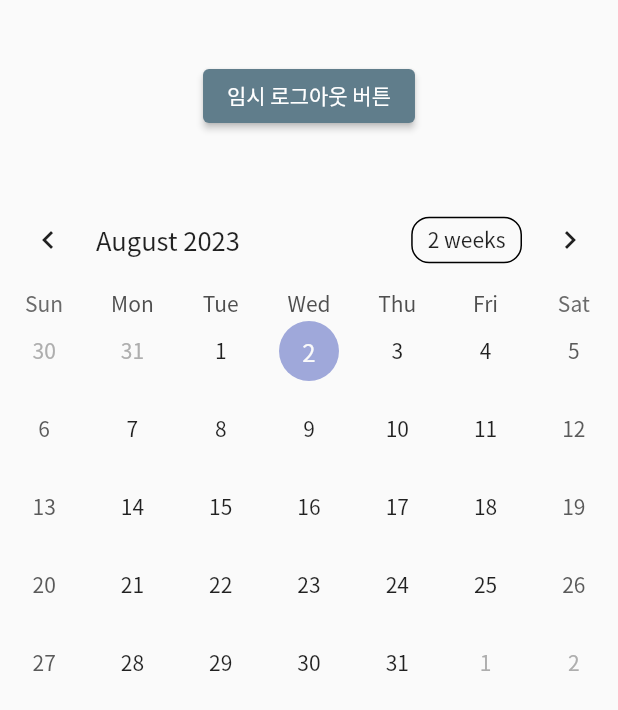
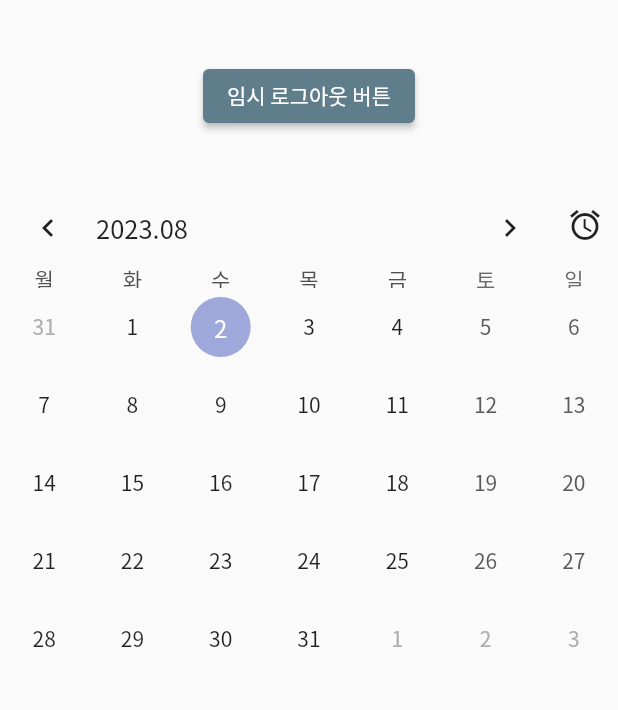
Before and after one commit to Kookmin-Contest/towork-frontend, a Flutter app: the HomeMenu screen opened directly, on a phone screen of 412 x 824 dp. Shown: the top 710 px of the screen. Run offline on Flutter 3.47's test engine with Material 2 defaults, Android fonts, the phone set to English and light mode, and no system bars; drawn by our look-alikes of table_calendar; our stand-ins replace connectivity_plus, dio, flutter_secure_storage, flutter_signin_button, fluttertoast, webview_flutter; missing offline and left inert: flutter_web_auth; accounts and stored records are empty.

Commit message:
Update calendar.dart
change calendar

```diff
--- a/lib/widgets/calendar.dart
+++ b/lib/widgets/calendar.dart
@@ -1,5 +1,6 @@
 import 'package:flutter/material.dart';
 import 'package:table_calendar/table_calendar.dart';
+import 'package:intl/intl.dart';
 
 class Calendar extends StatefulWidget {
   const Calendar({super.key});
@@ -9,12 +10,41 @@ class Calendar extends StatefulWidget {
 }
 
 class _CalendarState extends State<Calendar> {
+  List<DateTime> holidays = [
+    DateTime(2023, 1, 1),
+    DateTime(2023, 3, 1),
+  ];
+
   @override
   Widget build(BuildContext context) {
-    return TableCalendar(
-        focusedDay: DateTime.now(),
-        firstDay: DateTime(2023,1,1),
-        lastDay: DateTime(2023,12,31),
+    return Stack(
+      children: [
+        TableCalendar(
+          focusedDay: DateTime.now(),
+          firstDay: DateTime(2023, 1, 1),
+          lastDay: DateTime(2023, 12, 31),
+          startingDayOfWeek: StartingDayOfWeek.monday,
+          headerStyle: HeaderStyle(
+            formatButtonVisible: false,
+            titleTextFormatter: (date, locale) =>
+                DateFormat('yyyy.MM').format(date),
+            leftChevronIcon: Icon(Icons.chevron_left),
+            rightChevronIcon: Icon(Icons.chevron_right),
+            headerPadding: EdgeInsets.only(right: 40),
+          ),
+          daysOfWeekStyle: DaysOfWeekStyle(
+            dowTextFormatter: (date, locale) {
+              final days = ['월', '화', '수', '목', '금', '토', '일'];
+              return days[date.weekday - 1];
+            },
+          ),
+        ),
+        Positioned(
+          top: 10,
+          right: 10,
+          child: Icon(Icons.alarm),
+        )
+      ],
     );
   }
 }
```
